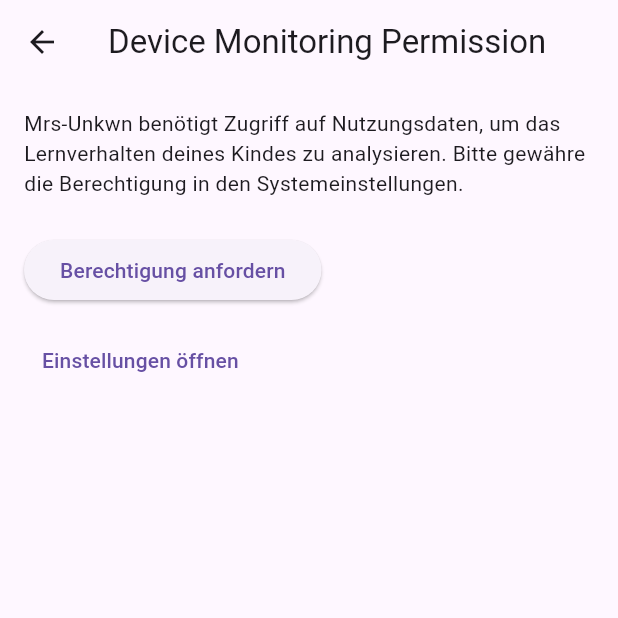
After one commit to meinzeug/mrs-unkwn, a Flutter app: the DevicePermissionsPage screen opened directly, after a tap on "Berechtigung anfordern", on a phone screen of 412 x 824 dp, the top half of it. The commit adds this screen. Run offline on Flutter 3.47's test engine with Material 3 defaults, Android fonts, the phone set to English and light mode, and no system bars; our stand-ins replace bloc, dio, equatable, firebase_core, firebase_crashlytics, flutter_bloc and 7 more; missing offline and left inert: firebase_performance, qr_code_scanner; accounts and stored records are empty; generated files the repository leaves out were written again; statements that could not run were skipped.

Commit message:
feat(monitoring): add permission request flow

```diff
--- /dev/null
+++ b/flutter_app/mrs_unkwn_app/lib/features/monitoring/presentation/pages/device_permissions_page.dart
@@ -0,0 +1,99 @@
+import 'package:flutter/material.dart';
+
+import '../../../../platform_channels/device_monitoring.dart';
+
+/// Page that guides the user through granting the necessary device
+/// monitoring permissions.
+class DevicePermissionsPage extends StatefulWidget {
+  const DevicePermissionsPage({super.key, DeviceMonitoring? monitoring})
+      : _monitoring = monitoring ?? const MethodChannelDeviceMonitoring();
+
+  final DeviceMonitoring _monitoring;
+
+  @override
+  State<DevicePermissionsPage> createState() => _DevicePermissionsPageState();
+}
+
+class _DevicePermissionsPageState extends State<DevicePermissionsPage> {
+  bool _checking = true;
+  bool _granted = false;
+
+  @override
+  void initState() {
+    super.initState();
+    _checkStatus();
+  }
+
+  Future<void> _checkStatus() async {
+    final granted = await widget._monitoring.hasPermission();
+    if (mounted) {
+      setState(() {
+        _granted = granted;
+        _checking = false;
+      });
+    }
+  }
+
+  Future<void> _request() async {
+    await widget._monitoring.requestPermission();
+    await _checkStatus();
+  }
+
+  Future<void> _openSettings() async {
+    await widget._monitoring.openPermissionSettings();
+  }
+
+  @override
+  Widget build(BuildContext context) {
+    if (_checking) {
+      return const Scaffold(
+        body: Center(child: CircularProgressIndicator()),
+      );
+    }
+
+    return Scaffold(
+      appBar: AppBar(title: const Text('Device Monitoring Permission')),
+      body: Padding(
+        padding: const EdgeInsets.all(16),
+        child: _granted ? _buildGranted() : _buildRequest(),
+      ),
+    );
+  }
+
+  Widget _buildRequest() {
+    return Column(
+      crossAxisAlignment: CrossAxisAlignment.start,
+      children: [
+        const Text(
+          'Mrs-Unkwn benötigt Zugriff auf Nutzungsdaten, um das Lernverhalten '
+          'deines Kindes zu analysieren. Bitte gewähre die Berechtigung in den '
+          'Systemeinstellungen.',
+        ),
+        const SizedBox(height: 24),
+        ElevatedButton(
+          onPressed: _request,
+          child: const Text('Berechtigung anfordern'),
+        ),
+        const SizedBox(height: 12),
+        TextButton(
+          onPressed: _openSettings,
+          child: const Text('Einstellungen öffnen'),
+        ),
+      ],
+    );
+  }
+
+  Widget _buildGranted() {
+    return Column(
+      crossAxisAlignment: CrossAxisAlignment.start,
+      children: [
+        const Text('Berechtigung erteilt. Gerät wird überwacht.'),
+        const SizedBox(height: 24),
+        ElevatedButton(
+          onPressed: () => Navigator.of(context).pop(),
+          child: const Text('Weiter'),
+        ),
+      ],
+    );
+  }
+}
--- a/flutter_app/mrs_unkwn_app/lib/platform_channels/device_monitoring.dart
+++ b/flutter_app/mrs_unkwn_app/lib/platform_channels/device_monitoring.dart
@@ -5,6 +5,15 @@ import '../core/utils/logger.dart';
 /// Provides an interface to native device monitoring features via
 /// a [MethodChannel].
 abstract class DeviceMonitoring {
+  /// Checks if the required permission for device monitoring is granted.
+  Future<bool> hasPermission();
+
+  /// Requests the necessary permission for device monitoring.
+  Future<void> requestPermission();
+
+  /// Opens the system settings so the user can grant the permission manually.
+  Future<void> openPermissionSettings();
+
   /// Starts background monitoring on the native platform.
   Future<void> startMonitoring();
 
@@ -25,6 +34,42 @@ class MethodChannelDeviceMonitoring implements DeviceMonitoring {
 
   static const MethodChannel _channel =
       MethodChannel('com.mrsunkwn/device_monitoring');
+
+  @override
+  Future<bool> hasPermission() async {
+    try {
+      final result = await _channel.invokeMethod<bool>('hasPermission');
+      return result ?? false;
+    } on PlatformException catch (e, stack) {
+      Logger.error('hasPermission failed: ${e.message}', e, stack);
+      return false;
+    } on MissingPluginException {
+      Logger.warning('hasPermission not implemented on this platform');
+      return false;
+    }
+  }
+
+  @override
+  Future<void> requestPermission() async {
+    try {
+      await _channel.invokeMethod('requestPermission');
+    } on PlatformException catch (e, stack) {
+      Logger.error('requestPermission failed: ${e.message}', e, stack);
+    } on MissingPluginException {
+      Logger.warning('requestPermission not implemented on this platform');
+    }
+  }
+
+  @override
+  Future<void> openPermissionSettings() async {
+    try {
+      await _channel.invokeMethod('openPermissionSettings');
+    } on PlatformException catch (e, stack) {
+      Logger.error('openPermissionSettings failed: ${e.message}', e, stack);
+    } on MissingPluginException {
+      Logger.warning('openPermissionSettings not implemented on this platform');
+    }
+  }
 
   @override
   Future<void> startMonitoring() async {
@@ -88,6 +133,15 @@ class MethodChannelDeviceMonitoring implements DeviceMonitoring {
 /// Mock implementation used for development and tests without native code.
 class MockDeviceMonitoring implements DeviceMonitoring {
   @override
+  Future<bool> hasPermission() async => true;
+
+  @override
+  Future<void> requestPermission() async {}
+
+  @override
+  Future<void> openPermissionSettings() async {}
+
+  @override
   Future<void> startMonitoring() async {}
 
   @override
```
Also changed, not shown: 5 other files.
